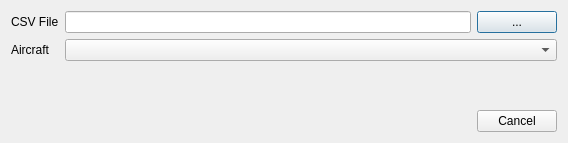
Above: src/Plugin/src/Import/CSVImport/src/CSVImportDialog.ui from till213/SkyDolly before the change. Below: the same form after it.
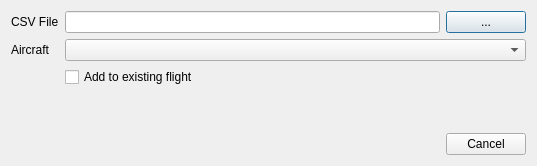
That is the form after the change. Custom widgets are drawn as their Qt base class.

Commit message:
Add aircraft to existing flight (CSV import)
- FIX: Return proper reference when adding aircraft (Flight)

Patch:
```diff
--- a/src/Plugin/src/Import/CSVImport/src/CSVImportDialog.ui
+++ b/src/Plugin/src/Import/CSVImport/src/CSVImportDialog.ui
@@ -6,17 +6,14 @@
    <rect>
     <x>0</x>
     <y>0</y>
-    <width>568</width>
-    <height>143</height>
+    <width>537</width>
+    <height>166</height>
    </rect>
   </property>
   <property name="windowTitle">
    <string>Dialog</string>
   </property>
   <layout class="QFormLayout" name="formLayout">
-   <property name="sizeConstraint">
-    <enum>QLayout::SetDefaultConstraint</enum>
-   </property>
    <item row="0" column="0">
     <widget class="QLabel" name="label_2">
      <property name="text">
@@ -56,6 +53,13 @@
     <widget class="AircraftSelectionComboBox" name="aircraftTypeComboBox"/>
    </item>
    <item row="2" column="1">
+    <widget class="QCheckBox" name="addToFlightCheckBox">
+     <property name="text">
+      <string>Add to existing flight</string>
+     </property>
+    </widget>
+   </item>
+   <item row="3" column="1">
     <spacer name="verticalSpacer">
      <property name="orientation">
       <enum>Qt::Vertical</enum>
@@ -68,7 +72,7 @@
      </property>
     </spacer>
    </item>
-   <item row="3" column="0" colspan="2">
+   <item row="4" column="0" colspan="2">
     <widget class="QDialogButtonBox" name="buttonBox">
      <property name="orientation">
       <enum>Qt::Horizontal</enum>
```
The commit also changes 8 other files.
